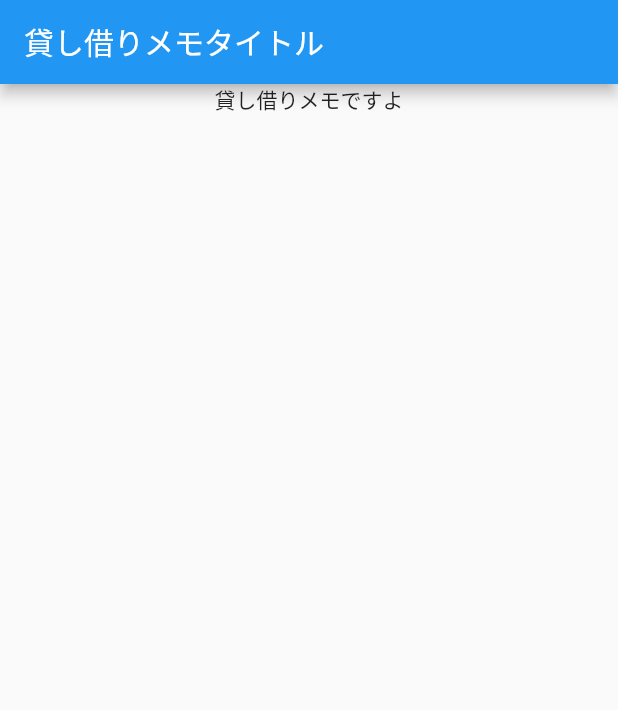
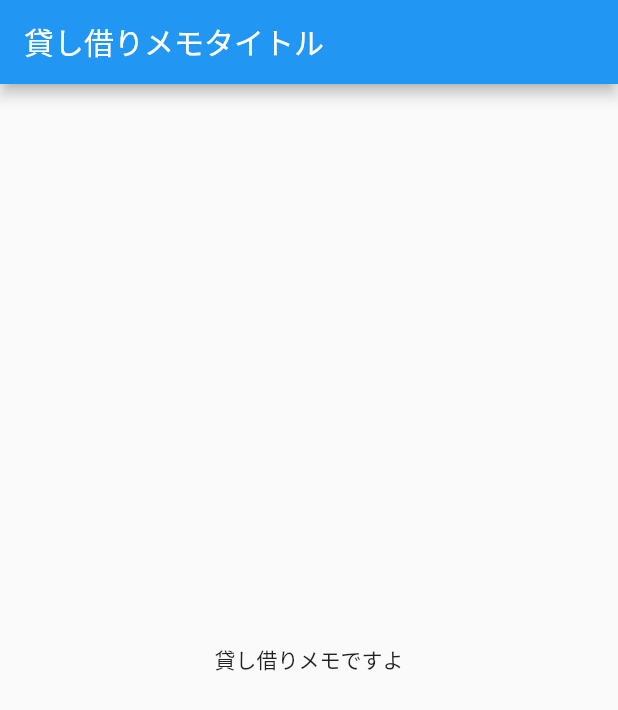
Before and after one commit to kuroponzu/kasikari_memo, a Flutter app: the screen it shows after launch, on a phone screen of 412 x 824 dp. Shown: the top 710 px of the screen. Run offline on Flutter 3.47's test engine with Material 2 defaults, Android fonts, the phone set to English and light mode, and no system bars.

Commit message:
画面出力完成

```diff
--- a/lib/main.dart
+++ b/lib/main.dart
@@ -12,15 +12,11 @@ class MyApp extends StatelessWidget {
               title: new Text("貸し借りメモタイトル"),
             ),
             body: new Center(
-              child: new Column(
-                children: <Widget>[
-                  new Text(
-                      "貸し借りメモですよ"
-                  )
-                ]
+                child:new Text(
+                    "貸し借りメモですよ"
+                )
             )
-        )
-    ),
+          )
     );
   }
 }
```
